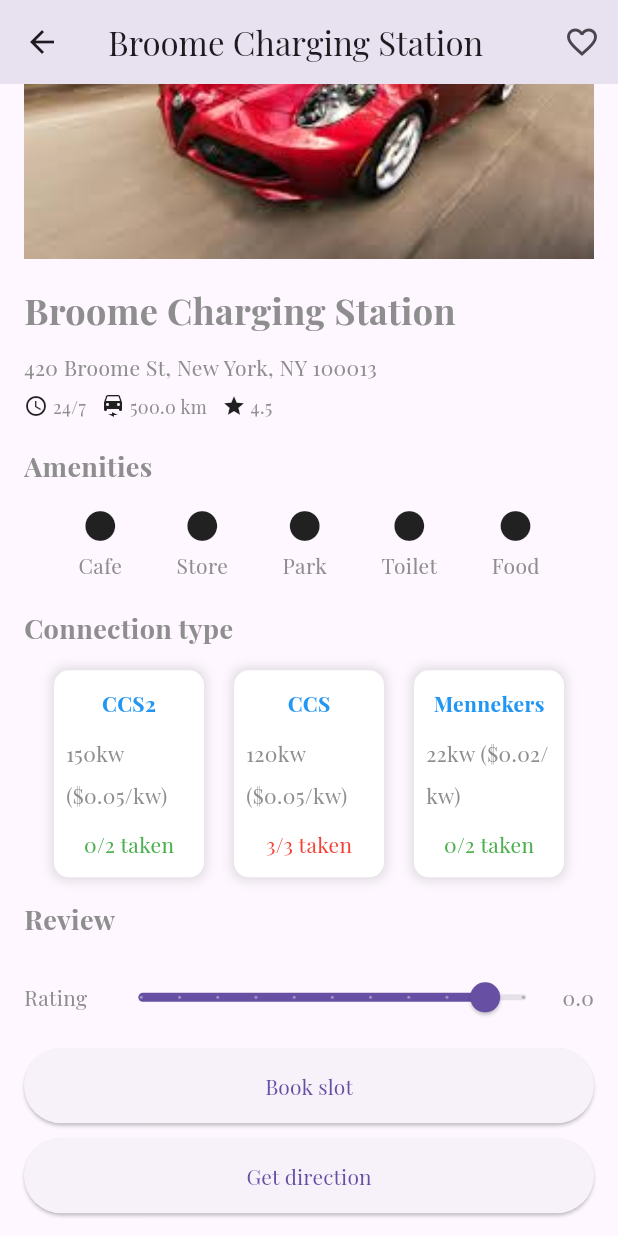
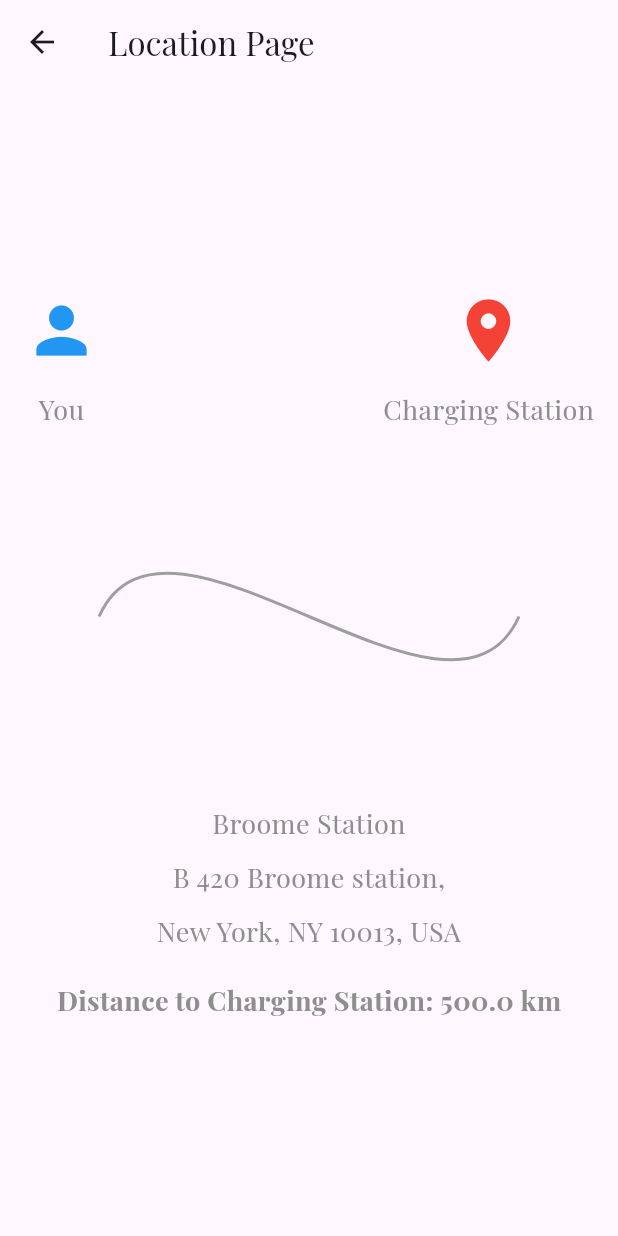
Before and after one commit to ShadenD/myproject, a Flutter app: the ChargingStationDetailPage screen opened directly with sample values from the repository, scrolled down 152 dp, after a tap on "Get direction", on a phone screen of 412 x 824 dp. Run offline on Flutter 3.47's test engine with Material 3 defaults, Android fonts, the phone set to English and light mode, and no system bars; our stand-ins replace flutter_otp_text_field, get, google_maps_flutter, image_picker, shared_preferences; missing offline and left inert: flutter_app_badger; accounts and stored records are empty; project files that could hold a hidden picture were left out.

Commit message:
first commit

```diff
--- a/lib/view/screen/ChargingStationDetailPage.dart
+++ b/lib/view/screen/ChargingStationDetailPage.dart
@@ -5,6 +5,7 @@ import 'package:get/get.dart';
 import 'package:my_project/controller/detialsController.dart';
 import 'package:my_project/core/data/model/ChargingStation.dart';
 import 'package:my_project/view/screen/BookingSlotePage.dart';
+import 'package:my_project/view/screen/LocationPage.dart';
 
 class ChargingStationDetailPage extends StatelessWidget {
   final ChargingStation station;
@@ -85,7 +86,11 @@ class ChargingStationDetailPage extends StatelessWidget {
               ),
               const SizedBox(height: 10),
               ElevatedButton(
-                onPressed: () {},
+                onPressed: () {
+                  Get.to(() => LocationPage(
+                        distance: station.distance,
+                      ));
+                },
                 style: ElevatedButton.styleFrom(
                   minimumSize: const Size(double.infinity, 50),
                 ),
--- /dev/null
+++ b/lib/view/screen/LocationPage.dart
@@ -0,0 +1,101 @@
+import 'package:flutter/material.dart';
+
+class LocationPage extends StatelessWidget {
+  final double distance; // Distance between user and charging station
+
+  LocationPage({required this.distance});
+
+  @override
+  Widget build(BuildContext context) {
+    return Scaffold(
+      appBar: AppBar(title: Text('Location Page')),
+      body: Padding(
+        padding: const EdgeInsets.all(16.0),
+        child: Column(
+          mainAxisAlignment: MainAxisAlignment.center,
+          children: [
+            Row(
+              mainAxisAlignment: MainAxisAlignment.spaceBetween,
+              children: [
+                Column(
+                  children: [
+                    Icon(Icons.person, color: Colors.blue, size: 50),
+                    SizedBox(height: 10),
+                    Text(
+                      'You',
+                      style: TextStyle(fontSize: 18),
+                    ),
+                  ],
+                ),
+                Column(
+                  children: [
+                    Icon(Icons.location_on, color: Colors.red, size: 50),
+                    SizedBox(height: 10),
+                    Text(
+                      'Charging Station',
+                      style: TextStyle(fontSize: 18),
+                    ),
+                  ],
+                ),
+              ],
+            ),
+            SizedBox(height: 20),
+            CustomPaint(
+              size: Size(double.infinity, 200),
+              painter: ConcaveLinePainter(),
+            ),
+            SizedBox(height: 20),
+            Text(
+              'Broome Station\nB 420 Broome station,\nNew York, NY 10013, USA',
+              style: TextStyle(fontSize: 18),
+              textAlign: TextAlign.center,
+            ),
+            SizedBox(height: 10),
+            Text(
+              'Distance to Charging Station: $distance km', // or miles
+              style: TextStyle(fontSize: 18, fontWeight: FontWeight.bold),
+            ),
+          ],
+        ),
+      ),
+    );
+  }
+}
+
+class ConcaveLinePainter extends CustomPainter {
+  @override
+  void paint(Canvas canvas, Size size) {
+    final paint = Paint()
+      ..color = Colors.grey
+      ..strokeWidth = 2
+      ..style = PaintingStyle.stroke;
+
+    final path = Path();
+
+    path.moveTo(50, size.height / 2);
+
+    path.cubicTo(
+      size.width / 4,
+      size.height / 2 - 100,
+      size.width * 3 / 4,
+      size.height / 2 + 100,
+      size.width - 50,
+      size.height / 2,
+    );
+
+    path.lineTo(size.width - 50, size.height / 2);
+    path.cubicTo(
+      size.width * 3 / 4,
+      size.height / 2 + 100,
+      size.width / 4,
+      size.height / 2 - 100,
+      50,
+      size.height / 2,
+    );
+
+    canvas.drawPath(path, paint);
+  }
+
+  @override
+  bool shouldRepaint(CustomPainter oldDelegate) => false;
+}
--- a/lib/view/screen/PaymentNow.dart
+++ b/lib/view/screen/PaymentNow.dart
@@ -3,6 +3,7 @@ import 'package:get/get.dart';
 import 'package:my_project/controller/BookingController.dart';
 import 'package:my_project/controller/PaymentController.dart';
 import 'package:my_project/view/screen/BookingPage.dart';
+import 'package:my_project/view/screen/ConfirmationPage.dart';
 
 class PaymentView extends StatelessWidget {
   final PaymentController controller = Get.put(PaymentController());
@@ -96,7 +97,7 @@ class PaymentView extends StatelessWidget {
                   Get.snackbar('Payment', 'Processing payment...');
                   Get.find<BookingController>().moveCardToHistory(cardIndex);
 
-                  Get.to(() => BookingPage());
+                  Get.to(() => const ConfirmationPage());
                 },
                 style: ElevatedButton.styleFrom(
                   minimumSize: const Size(double.infinity, 50),
```
Also changed, not shown: lib/view/screen/BookingSlotePage.dart (+4 -3 lines), lib/view/screen/ConfirmationPage.dart (added, +36 -0 lines).
